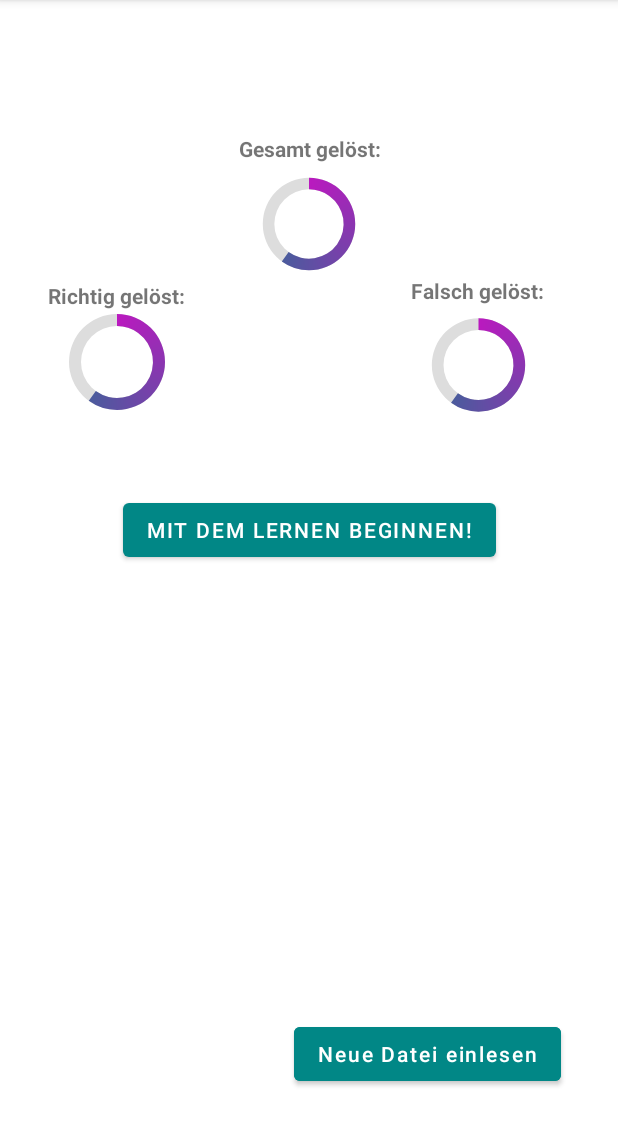
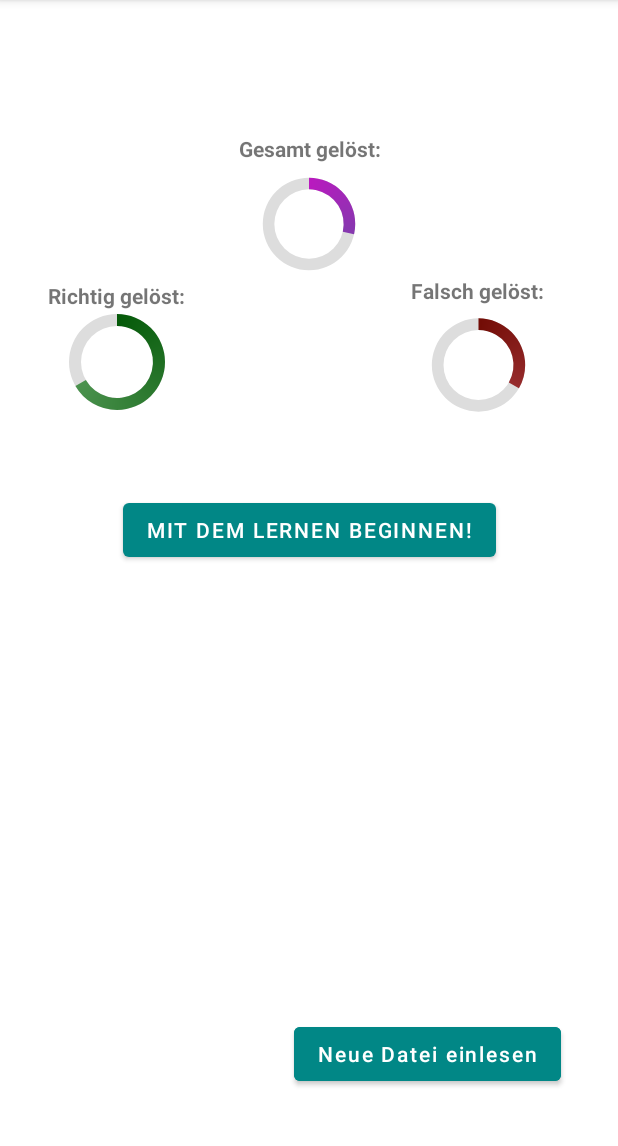
Before and after one commit to DasImperialeEtwas/Vokabeltrainer, an Android app: the screen it shows after launch (MainActivity), on a phone screen of 412 x 824 dp, the part 84-1230 px from its top. Run offline under Robolectric (Android 15) with nearby library versions, the phone set to English and light mode, and no system bars; 2 statements that could not run were skipped.

Commit message:
Finish 7: Oops i did it again....

```diff
--- a/app/src/main/java/de/brinkhaus/vokabeltrainer/MainActivity.java
+++ b/app/src/main/java/de/brinkhaus/vokabeltrainer/MainActivity.java
@@ -9,6 +9,7 @@ import android.view.MenuInflater;
 import android.view.MenuItem;
 import android.view.View;
 import android.widget.Button;
+import android.widget.ProgressBar;
 
 import androidx.appcompat.app.AppCompatActivity;
 
@@ -37,6 +38,20 @@ public class MainActivity extends AppCompatActivity {
         setContentView(R.layout.activity_main);
 
         Button start = findViewById(R.id.start_button);
+        final ProgressBar pbRight = findViewById(R.id.progressBar_right);
+        final ProgressBar pbFalse = findViewById(R.id.progressBar_false);
+        final ProgressBar pBAll = findViewById(R.id.progressBar_all);
+
+        pbFalse.setProgress(0);
+        pbRight.setProgress(0);
+        pBAll.setProgress(0);
+
+        pbRight.setMax(counter);
+        pbFalse.setMax(counter);
+        pBAll.setMax(21);
+        pbFalse.setProgress(2);
+        pbRight.setProgress(4);
+        pBAll.setProgress(counter);
 
         setupVocabs();
 
--- a/app/src/main/java/de/brinkhaus/vokabeltrainer/ResultsActivity.java
+++ b/app/src/main/java/de/brinkhaus/vokabeltrainer/ResultsActivity.java
@@ -11,6 +11,7 @@ import java.util.ArrayList;
 
 public class ResultsActivity extends AppCompatActivity {
     int numOfRounds;
+    ArrayList<String> allVocabs;
 
     @Override
     protected void onCreate(Bundle savedInstanceState) {
@@ -26,7 +27,7 @@ public class ResultsActivity extends AppCompatActivity {
         int incorrect = a.getExtras().getInt("Incorrect");
         int counter = a.getExtras().getInt("Counter");
         numOfRounds = a.getExtras().getInt("Runden");
-        ArrayList<String> allVocabs = a.getExtras().getStringArrayList("allVocabs");
+        allVocabs = a.getExtras().getStringArrayList("allVocabs");
 
         pbFalse.setProgress(0);
         pbRight.setProgress(0);
--- /dev/null
+++ b/app/src/main/res/drawable/circle_correct.xml
@@ -0,0 +1,37 @@
+<?xml version="1.0" encoding="utf-8"?>
+<layer-list xmlns:android="http://schemas.android.com/apk/res/android">
+    <!--Adding our first item-->
+    <item>
+        <!--Here ring shape is created. The important attribute
+         used here is, android:useLevel="false". Attribute
+         with the useLevel=true makes the ring disabled, so it must
+         be false for the ring to appear with color code "#DDD"-->
+        <shape
+            android:shape="ring"
+            android:thicknessRatio="9"
+            android:useLevel="false">
+            <solid android:color="#DDD" />
+        </shape>
+    </item>
+    <!--Adding our second item-->
+    <item>
+        <!--Rotation degree of Ring is made from 270 to 270-->
+        <rotate
+            android:fromDegrees="270"
+            android:toDegrees="270">
+            <!--The main attribute used here is android:useLevel="true" in
+             shape tag. Also gradient is added to set the startColor and
+             endColor of the ring.-->
+            <shape
+                android:shape="ring"
+                android:thicknessRatio="9"
+                android:useLevel="true">
+                <gradient
+                    android:endColor="@color/green_3"
+                    android:startColor="@color/green_2"
+                    android:type="sweep" />
+
+            </shape>
+        </rotate>
+    </item>
+</layer-list>
--- /dev/null
+++ b/app/src/main/res/drawable/circle_incorrect.xml
@@ -0,0 +1,37 @@
+<?xml version="1.0" encoding="utf-8"?>
+<layer-list xmlns:android="http://schemas.android.com/apk/res/android">
+    <!--Adding our first item-->
+    <item>
+        <!--Here ring shape is created. The important attribute
+         used here is, android:useLevel="false". Attribute
+         with the useLevel=true makes the ring disabled, so it must
+         be false for the ring to appear with color code "#DDD"-->
+        <shape
+            android:shape="ring"
+            android:thicknessRatio="9"
+            android:useLevel="false">
+            <solid android:color="#DDD" />
+        </shape>
+    </item>
+    <!--Adding our second item-->
+    <item>
+        <!--Rotation degree of Ring is made from 270 to 270-->
+        <rotate
+            android:fromDegrees="270"
+            android:toDegrees="270">
+            <!--The main attribute used here is android:useLevel="true" in
+             shape tag. Also gradient is added to set the startColor and
+             endColor of the ring.-->
+            <shape
+                android:shape="ring"
+                android:thicknessRatio="9"
+                android:useLevel="true">
+                <gradient
+                    android:endColor="@color/red_3"
+                    android:startColor="@color/red_2"
+                    android:type="sweep" />
+
+            </shape>
+        </rotate>
+    </item>
+</layer-list>
--- a/app/src/main/res/layout/activity_main.xml
+++ b/app/src/main/res/layout/activity_main.xml
@@ -75,7 +75,7 @@
         android:indeterminateOnly="false"
         android:max="100"
         android:progress="60"
-        android:progressDrawable="@drawable/circle"
+        android:progressDrawable="@drawable/circle_incorrect"
         android:rotation="0"
         app:layout_constraintBottom_toTopOf="@+id/start_button"
         app:layout_constraintEnd_toEndOf="parent"
@@ -120,7 +120,7 @@
         android:indeterminateOnly="false"
         android:max="100"
         android:progress="60"
-        android:progressDrawable="@drawable/circle"
+        android:progressDrawable="@drawable/circle_correct"
         android:rotation="0"
         app:layout_constraintEnd_toStartOf="@+id/progressBar_false"
         app:layout_constraintStart_toStartOf="parent"
--- a/app/src/main/res/layout/activity_results.xml
+++ b/app/src/main/res/layout/activity_results.xml
@@ -47,7 +47,7 @@
         android:indeterminateOnly="false"
         android:max="100"
         android:progress="60"
-        android:progressDrawable="@drawable/circle"
+        android:progressDrawable="@drawable/circle_correct"
         android:rotation="0"
         app:layout_constraintBottom_toTopOf="@+id/textView2"
         app:layout_constraintStart_toStartOf="parent"
@@ -66,7 +66,7 @@
         android:indeterminateOnly="false"
         android:max="100"
         android:progress="60"
-        android:progressDrawable="@drawable/circle"
+        android:progressDrawable="@drawable/circle_incorrect"
         android:rotation="0"
         app:layout_constraintBottom_toTopOf="@+id/textView3"
         app:layout_constraintEnd_toEndOf="parent"
--- a/app/src/main/res/values/colors.xml
+++ b/app/src/main/res/values/colors.xml
@@ -7,8 +7,12 @@
     <color name="teal_700">#FF018786</color>
     <color name="black">#FF000000</color>
     <color name="white">#FFFFFFFF</color>
-    <color name="green_true">#30C436</color>
+    <color name="green">#56C55B</color>
+    <color name="green_2">#045908</color>
+    <color name="green_3">#6FAF71</color>
     <color name="magenta">#BA19BF</color>
     <color name="red">#F44336</color>
+    <color name="red_2">#720C05</color>
+    <color name="red_3">#DF6A7B</color>
     <color name="yellow">#CDDC39</color>
 </resources>
--- a/app/src/main/res/values/themes.xml
+++ b/app/src/main/res/values/themes.xml
@@ -16,8 +16,8 @@
 <!-- Base application theme. -->
 <style name="Theme.ProgressBar" parent="Theme.MaterialComponents.DayNight.DarkActionBar">
     <!-- Primary brand color. -->
-    <item name="colorPrimary">@color/green_true</item>
-    <item name="colorPrimaryVariant">@color/green_true</item>
+    <item name="colorPrimary">@color/green</item>
+    <item name="colorPrimaryVariant">@color/green</item>
     <item name="colorOnPrimary">@color/white</item>
     <!-- Secondary brand color. -->
     <item name="colorSecondary">@color/teal_200</item>
```
